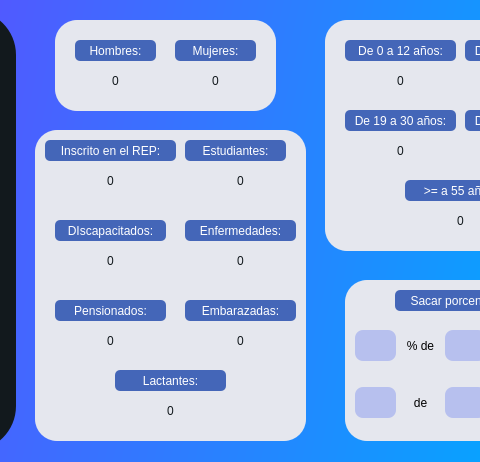
JoseSierraVzl/Proyecto-VESOR, file VESOR/Ventana_inicial_menus.ui: the form before one commit; both pictures show x 125 to 605 and y 0 to 462 of the 745 by 462 pixel window.
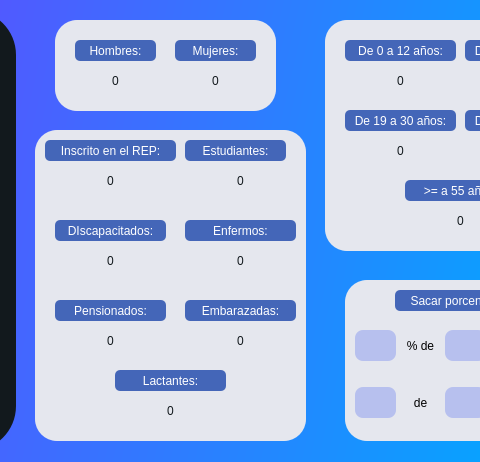
The form after the commit. Icons and pictures are not drawn.

Commit message: Nuevas opciones de busqueda

Diff of the .ui file:
```diff
--- a/VESOR/Ventana_inicial_menus.ui
+++ b/VESOR/Ventana_inicial_menus.ui
@@ -714,7 +714,7 @@
 		border-radius: 5px</string>
      </property>
      <property name="text">
-      <string>Enfermedades:</string>
+      <string>Enfermos:</string>
      </property>
      <property name="alignment">
       <set>Qt::AlignCenter</set>
```
The commit also changes 2 other files.
